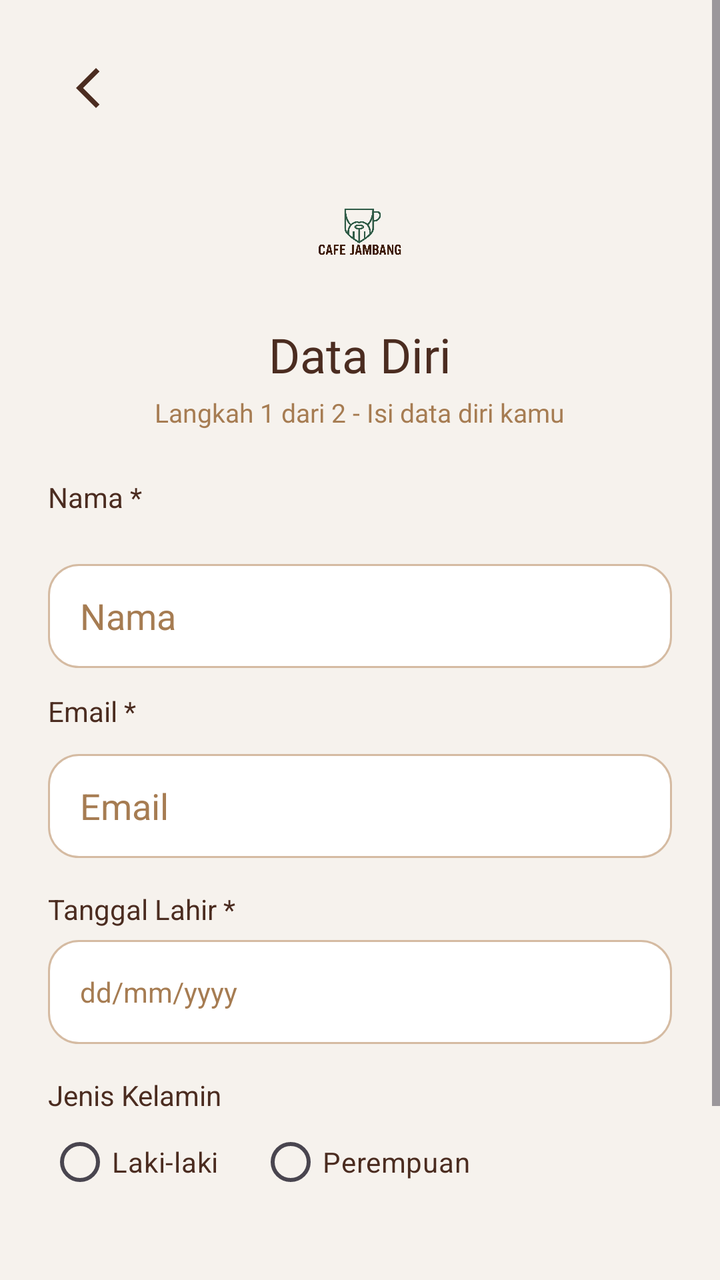
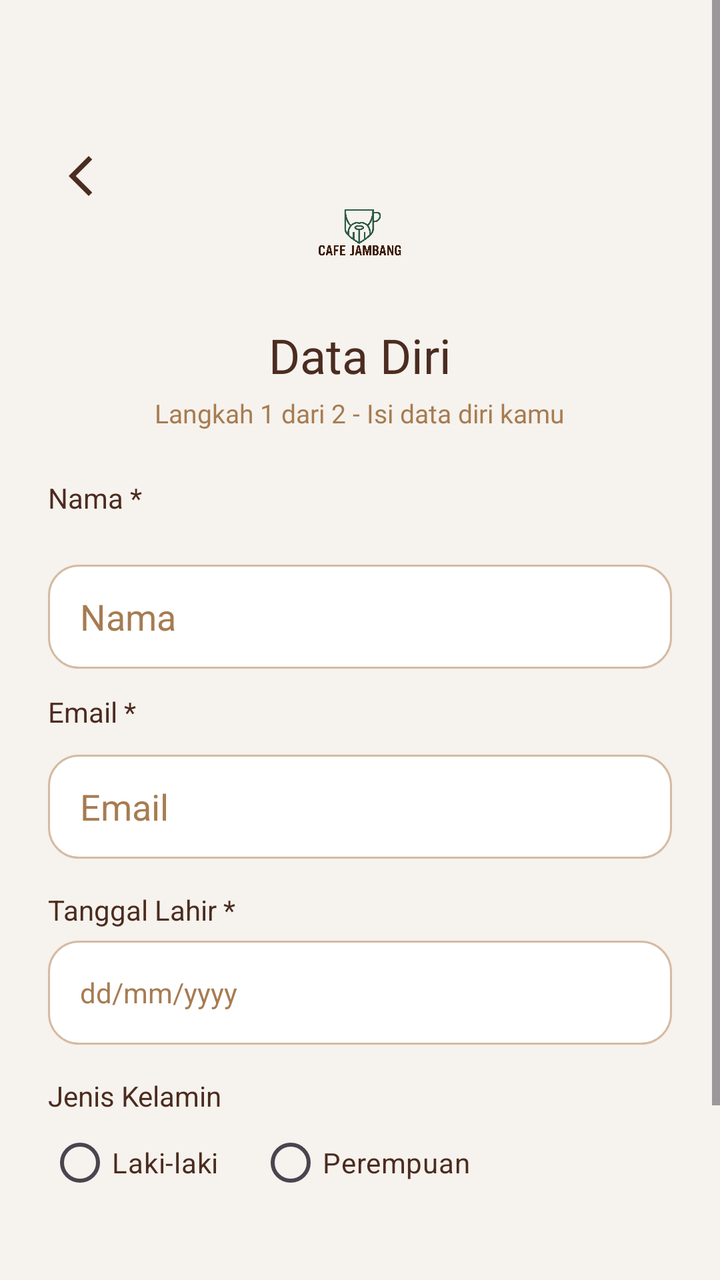

The first picture is an Android layout as it rendered before a commit; the second is the same layout after the commit. The layout source and the unified diff follow.
<!-- AndroidManifest.xml: application theme Theme.YLNLays -->
<!-- res/layout/activity_sign_up.xml -->
<?xml version="1.0" encoding="utf-8"?>
<ScrollView xmlns:android="http://schemas.android.com/apk/res/android"
    xmlns:app="http://schemas.android.com/apk/res-auto"
    xmlns:tools="http://schemas.android.com/tools"
    android:layout_width="match_parent"
    android:layout_height="match_parent"
    android:background="#F6F2ED"
    android:fillViewport="true"
    android:clipToPadding="false"
    android:paddingBottom="24dp"
    tools:context=".project_yolan_3tie.Home.SignUpActivity">

    <LinearLayout
        android:layout_width="match_parent"
        android:layout_height="wrap_content"
        android:orientation="vertical"
        android:padding="24dp">

        <ImageButton
            android:id="@+id/btnBack"
            android:layout_width="40dp"
            android:layout_height="40dp"
            android:background="@android:color/transparent"
            android:contentDescription="Kembali"
            android:src="@drawable/ic_arrow_back"
            android:layout_gravity="start"
            app:tint="#4B2C20" />

        <ImageView
            android:layout_width="65dp"
            android:layout_height="65dp"
            android:layout_gravity="center"
            android:layout_marginTop="18dp"
            android:contentDescription="Logo Cafe Jambang"
            android:src="@drawable/logo"
            android:scaleType="fitCenter" />

        <TextView
            android:layout_width="wrap_content"
            android:layout_height="wrap_content"
            android:layout_gravity="center"
            android:layout_marginTop="14dp"
            android:text="Data Diri"
            android:textColor="#4B2C20"
            android:textSize="24sp"
            android:fontFamily="@font/poppins_bold" />

        <TextView
            android:layout_width="wrap_content"
            android:layout_height="wrap_content"
            android:layout_gravity="center"
            android:layout_marginTop="4dp"
            android:text="Langkah 1 dari 2 - Isi data diri kamu"
            android:textColor="#A67C52"
            android:textSize="13sp"
            android:fontFamily="@font/poppins_medium" />

        <TextView
            android:layout_width="match_parent"
            android:layout_height="wrap_content"
            android:layout_marginTop="24dp"
            android:text="Nama *"
            android:textColor="#4B2C20"
            android:textSize="14sp" />

        <EditText
            android:id="@+id/etNama"
            android:layout_width="match_parent"
            android:layout_height="52dp"
            android:layout_marginTop="24dp"
            android:background="@drawable/edittext_login"
            android:hint="Nama"
            android:paddingStart="16dp"
            android:paddingEnd="16dp"
            android:inputType="textPersonName"
            android:textColor="#4B2C20"
            android:textColorHint="#A67C52" />

        <TextView
            android:layout_width="match_parent"
            android:layout_height="wrap_content"
            android:layout_marginTop="12dp"
            android:text="Email *"
            android:textColor="#4B2C20"
            android:textSize="14sp" />

        <EditText
            android:id="@+id/etEmail"
            android:layout_width="match_parent"
            android:layout_height="52dp"
            android:layout_marginTop="12dp"
            android:background="@drawable/edittext_login"
            android:hint="Email"
            android:paddingStart="16dp"
            android:paddingEnd="16dp"
            android:inputType="textEmailAddress"
            android:textColor="#4B2C20"
            android:textColorHint="#A67C52" />

        <TextView
            android:layout_width="match_parent"
            android:layout_height="wrap_content"
            android:layout_marginTop="16dp"
            android:text="Tanggal Lahir *"
            android:textColor="#4B2C20"
            android:textSize="14sp" />

        <TextView
            android:id="@+id/btnTanggalLahir"
            android:layout_width="match_parent"
            android:layout_height="52dp"
            android:layout_marginTop="6dp"
            android:background="@drawable/edittext_login"
            android:gravity="center_vertical"
            android:hint="dd/mm/yyyy"
            android:paddingStart="16dp"
            android:paddingEnd="16dp"
            android:textColor="#4B2C20"
            android:textColorHint="#A67C52"
            android:textSize="14sp" />

        <TextView
            android:layout_width="match_parent"
            android:layout_height="wrap_content"
            android:layout_marginTop="16dp"
            android:text="Jenis Kelamin"
            android:textColor="#4B2C20"
            android:textSize="14sp" />

        <RadioGroup
            android:id="@+id/rgJenisKelamin"
            android:layout_width="match_parent"
            android:layout_height="wrap_content"
            android:orientation="horizontal">

            <RadioButton
                android:id="@+id/rbLakiLaki"
                android:layout_width="wrap_content"
                android:layout_height="wrap_content"
                android:text="Laki-laki"
                android:textColor="#4B2C20"
                android:buttonTint="#4B2C20" />

            <RadioButton
                android:id="@+id/rbPerempuan"
                android:layout_width="wrap_content"
                android:layout_height="wrap_content"
                android:layout_marginStart="20dp"
                android:text="Perempuan"
                android:textColor="#4B2C20"
                android:buttonTint="#4B2C20" />

        </RadioGroup>

        <Button
            android:id="@+id/btnCreateAccount"
            android:layout_width="match_parent"
            android:layout_height="52dp"
            android:layout_marginTop="32dp"
            android:backgroundTint="#4B2C20"
            android:text="Selanjutnya"
            android:textAllCaps="false"
            android:textColor="#FFFFFF"
            android:fontFamily="@font/poppins_bold" />

    </LinearLayout>
</ScrollView>
<!-- resources referenced by this layout -->
<resources>
  <!-- drawable edittext_login (drawable) -->
  <?xml version="1.0" encoding="utf-8"?>
  <shape xmlns:android="http://schemas.android.com/apk/res/android">
  
      <solid android:color="#FFFFFF" />
  
      <stroke
          android:width="1dp"
          android:color="#D5BBA2" />
  
      <corners android:radius="15dp" />
  
      <padding
          android:left="18dp"
          android:right="18dp"
          android:top="10dp"
          android:bottom="10dp" />
  
  </shape>
  <!-- drawable ic_arrow_back (drawable) -->
  <vector xmlns:android="http://schemas.android.com/apk/res/android" android:height="24dp" android:tint="#FFFFFF" android:viewportHeight="24" android:viewportWidth="24" android:width="24dp">
        
      <path android:fillColor="@android:color/white" android:pathData="M17.77,3.77l-1.77,-1.77l-10,10l10,10l1.77,-1.77l-8.23,-8.23z"/>
      
  </vector>
  <!-- drawable logo: png bitmap (drawable, 284325 bytes) -->
  <style name="Theme.YLNLays" parent="Base.Theme.YLNLays" />
  <style name="Base.Theme.YLNLays" parent="Theme.Material3.DayNight.NoActionBar">
          
          <item name="colorPrimary">#4B2C20</item>
          <item name="colorSecondary">@color/fresh_mint</item>
          <item name="android:statusBarColor">#F6F2ED</item>
          <item name="android:windowLightStatusBar">true</item>
      </style>
  <color name="fresh_mint">#4E8D7C</color>
</resources>

<!-- the commit's change to res/layout/activity_sign_up.xml (unified diff, before → after) -->
@@ -16,152 +16,155 @@
         android:orientation="vertical"
         android:padding="24dp">
 
-        <ImageButton
-            android:id="@+id/btnBack"
-            android:layout_width="40dp"
-            android:layout_height="40dp"
-            android:background="@android:color/transparent"
-            android:contentDescription="Kembali"
-            android:src="@drawable/ic_arrow_back"
-            android:layout_gravity="start"
-            app:tint="#4B2C20" />
+    <ImageButton
+        android:id="@+id/btnBack"
+        android:layout_width="48dp"
+        android:layout_height="48dp"
+        android:layout_gravity="start"
+        android:layout_marginStart="-8dp"
+        android:layout_marginTop="40dp"
+        android:layout_marginBottom="-48dp"
+        android:background="@android:color/transparent"
+        android:contentDescription="Kembali"
+        android:src="@drawable/ic_arrow_back"
+        app:tint="#4B2C20" />
 
-        <ImageView
-            android:layout_width="65dp"
-            android:layout_height="65dp"
-            android:layout_gravity="center"
-            android:layout_marginTop="18dp"
-            android:contentDescription="Logo Cafe Jambang"
-            android:src="@drawable/logo"
-            android:scaleType="fitCenter" />
+    <ImageView
+        android:layout_width="65dp"
+        android:layout_height="65dp"
+        android:layout_gravity="center"
+        android:layout_marginTop="18dp"
+        android:contentDescription="Logo Cafe Jambang"
+        android:src="@drawable/logo"
+        android:scaleType="fitCenter" />
 
-        <TextView
+    <TextView
+        android:layout_width="wrap_content"
+        android:layout_height="wrap_content"
+        android:layout_gravity="center"
+        android:layout_marginTop="14dp"
+        android:text="Data Diri"
+        android:textColor="#4B2C20"
+        android:textSize="24sp"
+        android:fontFamily="@font/poppins_bold" />
+
+    <TextView
+        android:layout_width="wrap_content"
+        android:layout_height="wrap_content"
+        android:layout_gravity="center"
+        android:layout_marginTop="4dp"
+        android:text="Langkah 1 dari 2 - Isi data diri kamu"
+        android:textColor="#A67C52"
+        android:textSize="13sp"
+        android:fontFamily="@font/poppins_medium" />
+
+    <TextView
+        android:layout_width="match_parent"
+        android:layout_height="wrap_content"
+        android:layout_marginTop="24dp"
+        android:text="Nama *"
+        android:textColor="#4B2C20"
+        android:textSize="14sp" />
+
+    <EditText
+        android:id="@+id/etNama"
+        android:layout_width="match_parent"
+        android:layout_height="52dp"
+        android:layout_marginTop="24dp"
+        android:background="@drawable/edittext_login"
+        android:hint="Nama"
+        android:paddingStart="16dp"
+        android:paddingEnd="16dp"
+        android:inputType="textPersonName"
+        android:textColor="#4B2C20"
+        android:textColorHint="#A67C52" />
+
+    <TextView
+        android:layout_width="match_parent"
+        android:layout_height="wrap_content"
+        android:layout_marginTop="12dp"
+        android:text="Email *"
+        android:textColor="#4B2C20"
+        android:textSize="14sp" />
+
+    <EditText
+        android:id="@+id/etEmail"
+        android:layout_width="match_parent"
+        android:layout_height="52dp"
+        android:layout_marginTop="12dp"
+        android:background="@drawable/edittext_login"
+        android:hint="Email"
+        android:paddingStart="16dp"
+        android:paddingEnd="16dp"
+        android:inputType="textEmailAddress"
+        android:textColor="#4B2C20"
+        android:textColorHint="#A67C52" />
+
+    <TextView
+        android:layout_width="match_parent"
+        android:layout_height="wrap_content"
+        android:layout_marginTop="16dp"
+        android:text="Tanggal Lahir *"
+        android:textColor="#4B2C20"
+        android:textSize="14sp" />
+
+    <TextView
+        android:id="@+id/btnTanggalLahir"
+        android:layout_width="match_parent"
+        android:layout_height="52dp"
+        android:layout_marginTop="6dp"
+        android:background="@drawable/edittext_login"
+        android:gravity="center_vertical"
+        android:hint="dd/mm/yyyy"
+        android:paddingStart="16dp"
+        android:paddingEnd="16dp"
+        android:textColor="#4B2C20"
+        android:textColorHint="#A67C52"
+        android:textSize="14sp" />
+
+    <TextView
+        android:layout_width="match_parent"
+        android:layout_height="wrap_content"
+        android:layout_marginTop="16dp"
+        android:text="Jenis Kelamin"
+        android:textColor="#4B2C20"
+        android:textSize="14sp" />
+
+    <RadioGroup
+        android:id="@+id/rgJenisKelamin"
+        android:layout_width="match_parent"
+        android:layout_height="wrap_content"
+        android:orientation="horizontal">
+
+        <RadioButton
+            android:id="@+id/rbLakiLaki"
             android:layout_width="wrap_content"
             android:layout_height="wrap_content"
-            android:layout_gravity="center"
-            android:layout_marginTop="14dp"
-            android:text="Data Diri"
+            android:text="Laki-laki"
             android:textColor="#4B2C20"
-            android:textSize="24sp"
-            android:fontFamily="@font/poppins_bold" />
+            android:buttonTint="#4B2C20" />
 
-        <TextView
+        <RadioButton
+            android:id="@+id/rbPerempuan"
             android:layout_width="wrap_content"
             android:layout_height="wrap_content"
-            android:layout_gravity="center"
-            android:layout_marginTop="4dp"
-            android:text="Langkah 1 dari 2 - Isi data diri kamu"
-            android:textColor="#A67C52"
-            android:textSize="13sp"
-            android:fontFamily="@font/poppins_medium" />
+            android:layout_marginStart="20dp"
+            android:text="Perempuan"
+            android:textColor="#4B2C20"
+            android:buttonTint="#4B2C20" />
 
-        <TextView
-            android:layout_width="match_parent"
-            android:layout_height="wrap_content"
-            android:layout_marginTop="24dp"
-            android:text="Nama *"
-            android:textColor="#4B2C20"
-            android:textSize="14sp" />
+    </RadioGroup>
 
-        <EditText
-            android:id="@+id/etNama"
-            android:layout_width="match_parent"
-            android:layout_height="52dp"
-            android:layout_marginTop="24dp"
-            android:background="@drawable/edittext_login"
-            android:hint="Nama"
-            android:paddingStart="16dp"
-            android:paddingEnd="16dp"
-            android:inputType="textPersonName"
-            android:textColor="#4B2C20"
-            android:textColorHint="#A67C52" />
-
-        <TextView
-            android:layout_width="match_parent"
-            android:layout_height="wrap_content"
-            android:layout_marginTop="12dp"
-            android:text="Email *"
-            android:textColor="#4B2C20"
-            android:textSize="14sp" />
-
-        <EditText
-            android:id="@+id/etEmail"
-            android:layout_width="match_parent"
-            android:layout_height="52dp"
-            android:layout_marginTop="12dp"
-            android:background="@drawable/edittext_login"
-            android:hint="Email"
-            android:paddingStart="16dp"
-            android:paddingEnd="16dp"
-            android:inputType="textEmailAddress"
-            android:textColor="#4B2C20"
-            android:textColorHint="#A67C52" />
-
-        <TextView
-            android:layout_width="match_parent"
-            android:layout_height="wrap_content"
-            android:layout_marginTop="16dp"
-            android:text="Tanggal Lahir *"
-            android:textColor="#4B2C20"
-            android:textSize="14sp" />
-
-        <TextView
-            android:id="@+id/btnTanggalLahir"
-            android:layout_width="match_parent"
-            android:layout_height="52dp"
-            android:layout_marginTop="6dp"
-            android:background="@drawable/edittext_login"
-            android:gravity="center_vertical"
-            android:hint="dd/mm/yyyy"
-            android:paddingStart="16dp"
-            android:paddingEnd="16dp"
-            android:textColor="#4B2C20"
-            android:textColorHint="#A67C52"
-            android:textSize="14sp" />
-
-        <TextView
-            android:layout_width="match_parent"
-            android:layout_height="wrap_content"
-            android:layout_marginTop="16dp"
-            android:text="Jenis Kelamin"
-            android:textColor="#4B2C20"
-            android:textSize="14sp" />
-
-        <RadioGroup
-            android:id="@+id/rgJenisKelamin"
-            android:layout_width="match_parent"
-            android:layout_height="wrap_content"
-            android:orientation="horizontal">
-
-            <RadioButton
-                android:id="@+id/rbLakiLaki"
-                android:layout_width="wrap_content"
-                android:layout_height="wrap_content"
-                android:text="Laki-laki"
-                android:textColor="#4B2C20"
-                android:buttonTint="#4B2C20" />
-
-            <RadioButton
-                android:id="@+id/rbPerempuan"
-                android:layout_width="wrap_content"
-                android:layout_height="wrap_content"
-                android:layout_marginStart="20dp"
-                android:text="Perempuan"
-                android:textColor="#4B2C20"
-                android:buttonTint="#4B2C20" />
-
-        </RadioGroup>
-
-        <Button
-            android:id="@+id/btnCreateAccount"
-            android:layout_width="match_parent"
-            android:layout_height="52dp"
-            android:layout_marginTop="32dp"
-            android:backgroundTint="#4B2C20"
-            android:text="Selanjutnya"
-            android:textAllCaps="false"
-            android:textColor="#FFFFFF"
-            android:fontFamily="@font/poppins_bold" />
+    <Button
+        android:id="@+id/btnCreateAccount"
+        android:layout_width="match_parent"
+        android:layout_height="52dp"
+        android:layout_marginTop="32dp"
+        android:backgroundTint="#4B2C20"
+        android:text="Selanjutnya"
+        android:textAllCaps="false"
+        android:textColor="#FFFFFF"
+        android:fontFamily="@font/poppins_bold" />
 
     </LinearLayout>
 </ScrollView>
